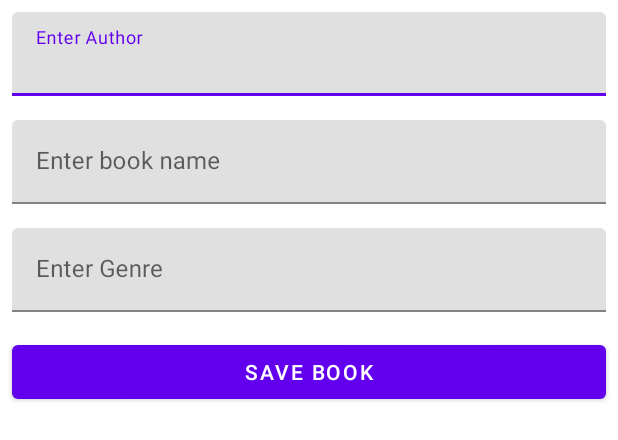
After one commit to fliker2309/MyLibrary, an Android app: the layout fragment_add_book.xml on its own in the app's theme, with its tools: preview values and no code run, on a phone screen of 412 x 824 dp. The commit adds this screen. Shown: the top 440 px of the screen. Run offline under Robolectric (Android 15) with nearby library versions, the phone set to English and light mode, and no system bars.

Commit message:
work with add fragment

```diff
--- /dev/null
+++ b/app/src/main/res/layout/fragment_add_book.xml
@@ -0,0 +1,59 @@
+<?xml version="1.0" encoding="utf-8"?>
+<LinearLayout xmlns:android="http://schemas.android.com/apk/res/android"
+    xmlns:tools="http://schemas.android.com/tools"
+    android:layout_width="match_parent"
+    android:layout_height="match_parent"
+    android:orientation="vertical">
+
+    <com.google.android.material.textfield.TextInputLayout
+        android:hint="@string/EnterAuthor"
+        android:layout_margin="8dp"
+        android:layout_width="match_parent"
+        android:layout_height="wrap_content">
+
+        <com.google.android.material.textfield.TextInputEditText
+            android:id="@+id/authorInput"
+            android:layout_width="match_parent"
+            android:layout_height="wrap_content" />
+
+    </com.google.android.material.textfield.TextInputLayout>
+
+    <com.google.android.material.textfield.TextInputLayout
+        android:hint="@string/EnterBookName"
+        android:layout_margin="8dp"
+        android:layout_width="match_parent"
+        android:layout_height="wrap_content">
+
+        <com.google.android.material.textfield.TextInputEditText
+            android:id="@+id/bookNameInput"
+            android:layout_width="match_parent"
+            android:layout_height="wrap_content" />
+
+    </com.google.android.material.textfield.TextInputLayout>
+
+    <com.google.android.material.textfield.TextInputLayout
+        android:hint="@string/EnterGenre"
+        android:layout_margin="8dp"
+        android:layout_width="match_parent"
+        android:layout_height="wrap_content">
+
+        <com.google.android.material.textfield.TextInputEditText
+            android:id="@+id/bookGenre"
+            android:layout_width="match_parent"
+            android:layout_height="wrap_content" />
+
+    </com.google.android.material.textfield.TextInputLayout>
+
+
+
+
+    <Button
+        android:id="@+id/saveBookButton"
+        android:layout_width="match_parent"
+        android:layout_height="wrap_content"
+        android:layout_margin="@dimen/small_dimen"
+
+        android:text="@string/saveBook" />
+
+
+</LinearLayout>
--- /dev/null
+++ b/app/src/main/res/values/dimens.xml
@@ -0,0 +1,4 @@
+<?xml version="1.0" encoding="utf-8"?>
+<resources>
+    <dimen name="small_dimen">8dp</dimen>
+</resources>
--- a/app/src/main/res/values/strings.xml
+++ b/app/src/main/res/values/strings.xml
@@ -1,3 +1,7 @@
 <resources>
     <string name="app_name">MyLibrary</string>
+    <string name="saveBook">Save book</string>
+    <string name="EnterAuthor">Enter Author</string>
+    <string name="EnterBookName">Enter book name</string>
+    <string name="EnterGenre">Enter Genre</string>
 </resources>
```
